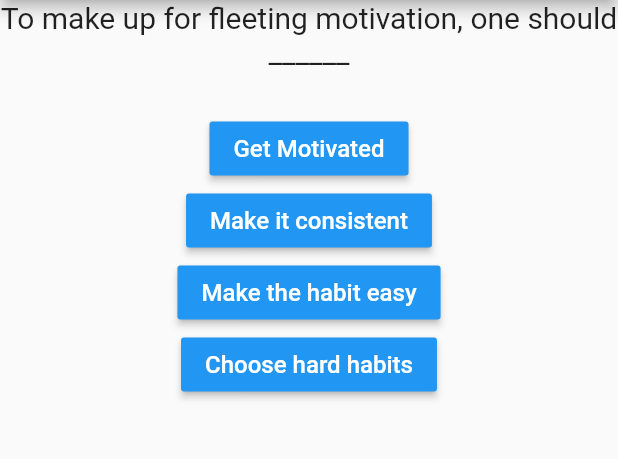
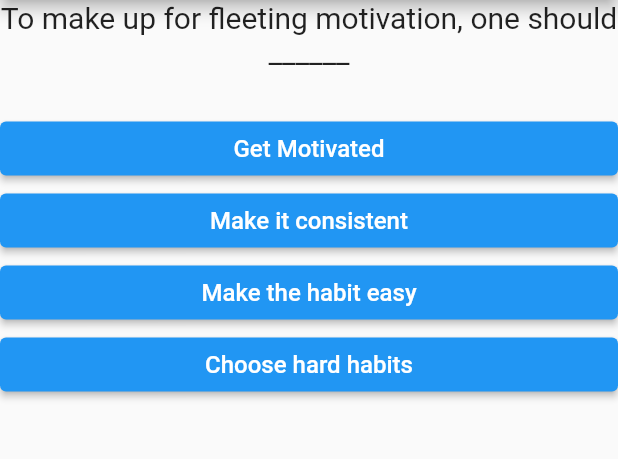
Before and after one commit to ramkinkargithub/habit-quiz-app, a Flutter app: the screen it shows after launch, on a phone screen of 412 x 824 dp, the part 84-543 px from its top. Run offline on Flutter 3.47's test engine with Material 2 defaults, Android fonts, the phone set to English and light mode, and no system bars.

Commit message:
Adding ElevatedButton in place of RaisedButton

```diff
--- a/lib/answers.dart
+++ b/lib/answers.dart
@@ -6,14 +6,13 @@ class Answer extends StatelessWidget {
   Answer(this.answer, this._updateIndexOfMain);
   Widget build(BuildContext context) {
     return Container(
-      child: RaisedButton(
+      width: double.infinity,
+      child: ElevatedButton(
         onPressed: _updateIndexOfMain,
         child: Text(
           answer,
           style: TextStyle(fontSize: 16),
         ),
-        color: Colors.blue,
-        textColor: Colors.white,
       ),
     );
   }
```
